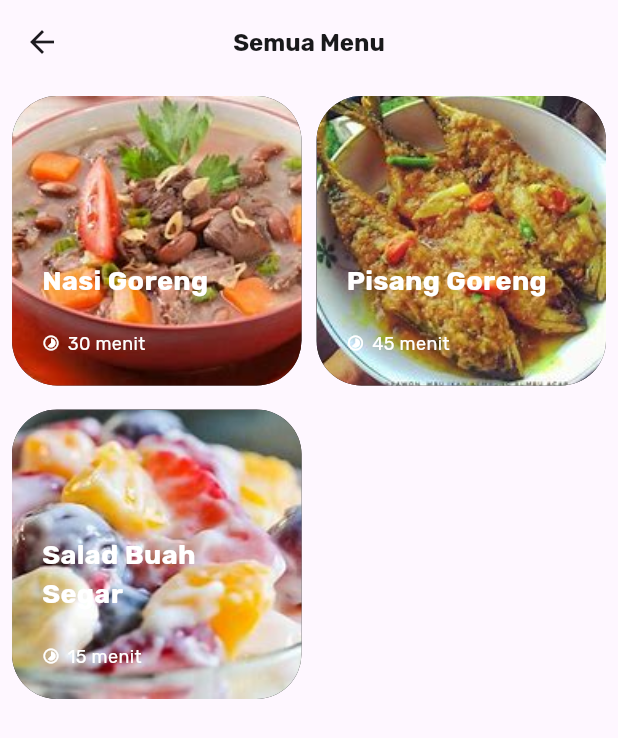
After one commit to fuadadhim24/ar-food-recipe, a Flutter app: the AllMenuPage screen opened by its route, on a phone screen of 412 x 824 dp. The commit adds this screen. Shown: the top 738 px of the screen. Run offline on Flutter 3.47's test engine with Material 3 defaults, Android fonts, the phone set to English and light mode, and no system bars; our stand-ins replace get, google_fonts, salomon_bottom_bar.

Commit message:
feat: add fe all menu page

```diff
--- a/lib/data/recipes.dart
+++ b/lib/data/recipes.dart
@@ -40,6 +40,23 @@ class Recipes {
       ],
       'namaFoto': 'nasi-ikan-bumbu-kuning.jpg',
     },
+    {
+      'id': '3',
+      'nama': 'Salad Buah Segar',
+      'deskripsi':
+          'Salad buah segar adalah campuran berbagai buah-buahan yang segar dan kaya akan vitamin, cocok untuk dinikmati sebagai hidangan penutup sehat.',
+      'levelKesulitan': 'Mudah',
+      'durasiMasak': '15',
+      'bahan': ['apel', 'pir', 'melon', 'anggur', 'stroberi'],
+      'alat': ['pisau', 'mangkuk besar', 'sendok'],
+      'stepMasak': [
+        'Cuci bersih semua buah-buahan.',
+        'Potong-potong buah-buahan sesuai selera.',
+        'Campurkan semua buah dalam mangkuk besar.',
+        'Sajikan salad buah segar dalam mangkuk atau piring saji.',
+      ],
+      'namaFoto': 'salad-buah.jpg',
+    },
   ];
   static final Map<String, dynamic> listRecipeChoosed = {};
 }
--- a/lib/main.dart
+++ b/lib/main.dart
@@ -1,3 +1,4 @@
+import 'package:ar_food_recipe/ui/pages/all_menu_page.dart';
 import 'package:ar_food_recipe/ui/pages/detail_kelas_page.dart';
 import 'package:ar_food_recipe/ui/pages/detail_menu_page.dart';
 import 'package:ar_food_recipe/ui/widgets/bottomNavigation.dart';
@@ -17,6 +18,7 @@ class MyApp extends StatelessWidget {
         GetPage(name: '/home', page: () => const BottomNavigation()),
         GetPage(name: '/detail-menu', page: () => const DetailMenuPage()),
         GetPage(name: '/detail-kelas', page: () => const DetailKelasPage()),
+        GetPage(name: '/all-menu', page: () => const AllMenuPage()),
       ],
     );
   }
--- /dev/null
+++ b/lib/ui/pages/all_menu_page.dart
@@ -0,0 +1,123 @@
+import 'package:ar_food_recipe/data/recipes.dart';
+import 'package:ar_food_recipe/shared/theme.dart';
+import 'package:flutter/material.dart';
+import 'package:get/get.dart';
+
+class AllMenuPage extends StatefulWidget {
+  const AllMenuPage({super.key});
+
+  @override
+  State<AllMenuPage> createState() => _AllMenuPageState();
+}
+
+class _AllMenuPageState extends State<AllMenuPage> {
+  List<Map<String, dynamic>> items = Recipes.listRecipes;
+  @override
+  Widget build(BuildContext context) {
+    return Scaffold(
+      appBar: AppBar(
+        title: Text(
+          'Semua Menu',
+          style: blackTextStyle.copyWith(fontSize: 16, fontWeight: bold),
+        ),
+        centerTitle: true,
+        elevation: 0,
+      ),
+      body: ListView.builder(
+        itemCount: (items.length / 2).ceil(),
+        itemBuilder: (context, rowIndex) {
+          int startIndex = rowIndex * 2;
+          int count =
+              startIndex + 2 <= items.length ? 2 : items.length - startIndex;
+
+          return Padding(
+            padding: const EdgeInsets.all(8),
+            child: GridView.builder(
+              shrinkWrap: true,
+              physics: NeverScrollableScrollPhysics(),
+              gridDelegate: SliverGridDelegateWithFixedCrossAxisCount(
+                crossAxisCount: 2,
+                crossAxisSpacing: 10.0,
+                mainAxisSpacing: 10.0,
+              ),
+              itemCount: count,
+              itemBuilder: (context, index) {
+                final recipe = items[startIndex + index];
+                final id = recipe['id'];
+                final nama = recipe['nama'];
+                final namaFoto = recipe['namaFoto'];
+                final durasiMasak = recipe['durasiMasak'];
+
+                return GestureDetector(
+                  onTap: () {
+                    Map<String, dynamic> getRecipe = getRecipeById(id);
+                    setListRecipeChoosed(getRecipe);
+                    Get.toNamed('/detail-menu');
+                  },
+                  child: Container(
+                    padding: EdgeInsets.all(20),
+                    decoration: BoxDecoration(
+                      borderRadius: BorderRadius.circular(30),
+                      color: blackColor,
+                      image: DecorationImage(
+                        image: AssetImage('assets/img/$namaFoto'),
+                        fit: BoxFit.cover,
+                      ),
+                    ),
+                    child: Column(
+                      crossAxisAlignment: CrossAxisAlignment.start,
+                      mainAxisAlignment: MainAxisAlignment.end,
+                      children: [
+                        Text(
+                          nama,
+                          style: whiteTextStyle.copyWith(
+                            fontSize: 18,
+                            fontWeight: bold,
+                          ),
+                        ),
+                        SizedBox(
+                          height: 20,
+                        ),
+                        Row(
+                          children: [
+                            Row(
+                              children: [
+                                Icon(
+                                  Icons.timelapse,
+                                  color: whiteColor,
+                                  size: 12,
+                                ),
+                                SizedBox(
+                                  width: 5,
+                                ),
+                                Text(
+                                  durasiMasak + ' menit',
+                                  style: whiteTextStyle.copyWith(fontSize: 12),
+                                ),
+                              ],
+                            )
+                          ],
+                        )
+                      ],
+                    ),
+                  ),
+                );
+              },
+            ),
+          );
+        },
+      ),
+    );
+  }
+
+  Map<String, dynamic> getRecipeById(String id) {
+    var recipe = Recipes.listRecipes
+        .firstWhere((res) => res['id'] == id, orElse: () => {});
+    return recipe;
+  }
+
+  void setListRecipeChoosed(listRecipeChoosed) {
+    Recipes.listRecipeChoosed.clear();
+    Recipes.listRecipeChoosed.addAll(listRecipeChoosed);
+  }
+}
--- a/lib/ui/pages/home_page.dart
+++ b/lib/ui/pages/home_page.dart
@@ -87,9 +87,14 @@ class _HomePageState extends State<HomePage> {
                   style:
                       blackTextStyle.copyWith(fontSize: 20, fontWeight: bold),
                 ),
-                Text(
-                  'Semua',
-                  style: blackTextStyle.copyWith(fontSize: 13),
+                InkWell(
+                  onTap: () {
+                    Get.toNamed('/all-menu');
+                  },
+                  child: Text(
+                    'Semua →',
+                    style: blackTextStyle.copyWith(fontSize: 13),
+                  ),
                 ),
               ],
             ),
@@ -168,7 +173,7 @@ class _HomePageState extends State<HomePage> {
         ),
         child: Column(
           mainAxisAlignment: MainAxisAlignment.end,
-          // crossAxisAlignment: CrossAxisAlignment.end,
+          crossAxisAlignment: CrossAxisAlignment.start,
           children: [
             Text(
               nama,
```
Also changed, not shown: assets/img/salad-buah.jpg (added).
